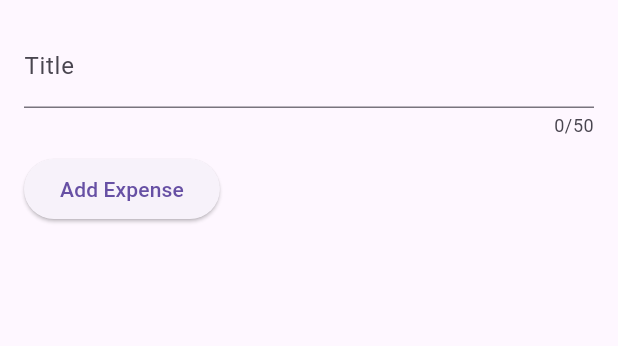
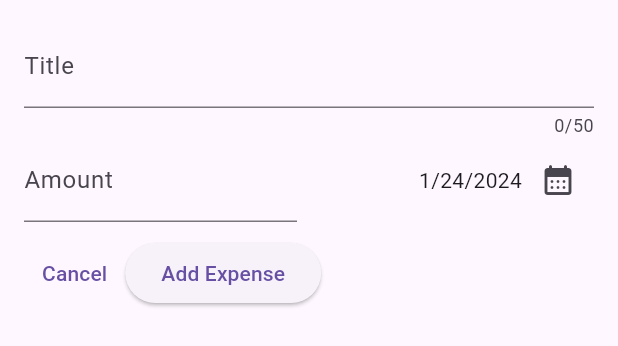
Before and after one commit to shreyassanghvi/expense_tracker, a Flutter app: the NewExpense widget shown alone on an empty page, opened directly, on a phone screen of 412 x 824 dp. Shown: the top 346 px of the screen. Run offline on Flutter 3.47's test engine with Material 3 defaults, Android fonts, the phone set to English and light mode, and no system bars.

Commit message:
updated Readme and added date time picker

```diff
--- a/lib/Widgets/new_expense.dart
+++ b/lib/Widgets/new_expense.dart
@@ -1,4 +1,5 @@
 import 'package:flutter/material.dart';
+import 'package:expense_tracker/models/expense.dart';
 
 class NewExpense extends StatefulWidget {
   const NewExpense({super.key});
@@ -9,11 +10,28 @@ class NewExpense extends StatefulWidget {
 
 class _NewExpenseState extends State<NewExpense> {
   final _titleController = TextEditingController();
+  final _amountController = TextEditingController();
+  DateTime? _selectedDate;
 
   @override
   void dispose() {
     super.dispose();
     _titleController.dispose();
+    _amountController.dispose();
+  }
+
+  void _presentDatePricker() async {
+    final now = DateTime.now();
+    final selDate = await showDatePicker(
+      context: context,
+      initialDate: now,
+      firstDate: DateTime(now.year - 1, now.month, now.day),
+      lastDate: now,
+    );
+    setState(() {
+      _selectedDate = selDate;
+    });
+    print(_selectedDate);
   }
 
   @override
@@ -29,14 +47,55 @@ class _NewExpenseState extends State<NewExpense> {
               label: Text('Title'),
             ),
           ),
+          Row(
+            children: [
+              Expanded(
+                child: TextField(
+                  controller: _amountController,
+                  keyboardType: TextInputType.number,
+                  decoration: const InputDecoration(
+                    prefixText: '\$',
+                    label: Text('Amount'),
+                  ),
+                ),
+              ),
+              const SizedBox(
+                width: 16,
+              ),
+              Expanded(
+                child: Row(
+                  crossAxisAlignment: CrossAxisAlignment.center,
+                  mainAxisAlignment: MainAxisAlignment.end,
+                  children: [
+                    Text(
+                      _selectedDate == null
+                          ? formatter.format(DateTime.now())
+                          : formatter.format(_selectedDate!),
+                    ),
+                    IconButton(
+                        onPressed: _presentDatePricker,
+                        icon: const Icon(Icons.calendar_month_rounded)),
+                  ],
+                ),
+              ),
+            ],
+          ),
           const SizedBox(
             height: 10,
           ),
           Row(
             children: [
+              TextButton(
+                onPressed: () {
+                  Navigator.pop(context);
+                },
+                child: const Text('Cancel'),
+              ),
               ElevatedButton(
                 onPressed: () {
                   print(_titleController.text);
+                  print(_amountController.text);
+                  print(_selectedDate);
                 },
                 child: const Text('Add Expense'),
               ),
```
Also changed, not shown: lib/main.dart (line endings or trailing spaces), 1 other file.
